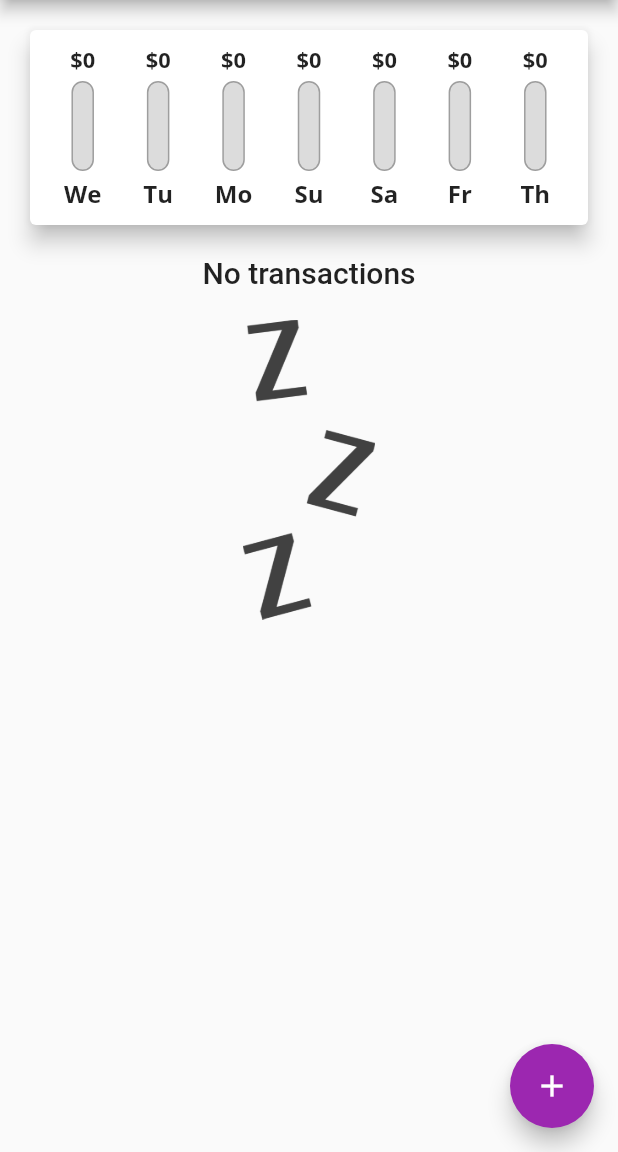
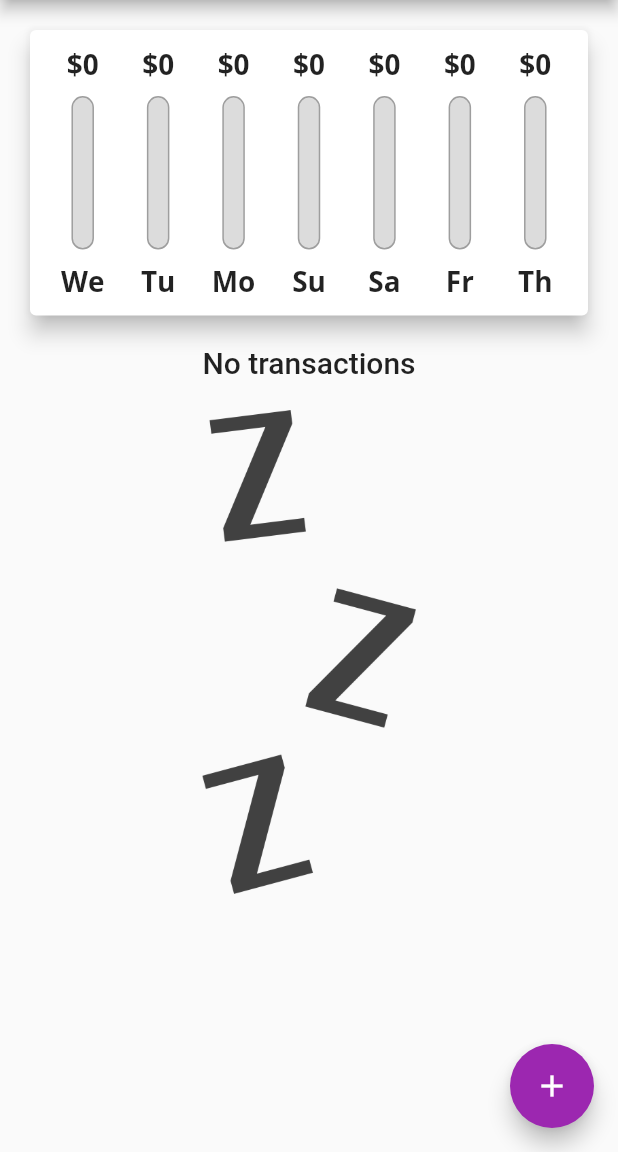
Before and after one commit to sharathbennur/personal_expenses_app, a Flutter app: the screen it shows after launch, on a phone screen of 412 x 824 dp, the part 84-1236 px from its top. Run offline on Flutter 3.47's test engine with Material 2 defaults, Android fonts, the phone set to English and light mode, and no system bars.

Commit message:
added ability to detect device orientation and use different widgets based on what orientation the device is in

```diff
--- a/lib/main.dart
+++ b/lib/main.dart
@@ -1,10 +1,10 @@
 import 'package:flutter/material.dart';
-import 'package:personal_expenses/widgets/chart.dart';
 import 'package:uuid/uuid.dart';
 
 import './models/transaction.dart';
 import './widgets/new_transaction.dart';
 import './widgets/transaction_list.dart';
+import './widgets/chart.dart';
 
 void main() {
   runApp(MyApp());
@@ -67,6 +67,8 @@ class _MyHomePageState extends State<MyHomePage> {
     }).toList();
   }
 
+  bool _showChart = false;
+
   void _addNewTransaction(
       String titleTx, double amountTx, DateTime datePicked) {
     final newTx = Transaction(
@@ -101,8 +103,9 @@ class _MyHomePageState extends State<MyHomePage> {
 
   @override
   Widget build(BuildContext context) {
-    return Scaffold(
-      appBar: AppBar(
+    final isLandscape =
+        MediaQuery.of(context).orientation == Orientation.landscape;
+    final _appBar = AppBar(
       title: const Text(
         'Personal Expenses App',
         style: TextStyle(fontFamily: 'OpenSans'),
@@ -113,14 +116,54 @@ class _MyHomePageState extends State<MyHomePage> {
           onPressed: () => _startAddNewTransaction(context),
         ),
       ],
-      ),
+    );
+    final txListWidget = Container(
+        height: (MediaQuery.of(context).size.height -
+                _appBar.preferredSize.height -
+                MediaQuery.of(context).padding.top) *
+            0.7,
+        child: TransactionList(_userTransactions, _deleteTransaction));
+    return Scaffold(
+      appBar: _appBar,
       body: SingleChildScrollView(
         child: Column(
           // mainAxisAlignment: MainAxisAlignment.start,
           crossAxisAlignment: CrossAxisAlignment.stretch,
           children: <Widget>[
-            Chart(_recentTransactions),
-            TransactionList(_userTransactions, _deleteTransaction),
+            if (isLandscape)
+              Row(
+                mainAxisAlignment: MainAxisAlignment.center,
+                children: [
+                  const Text('Show Chart'),
+                  Switch(
+                    value: _showChart,
+                    onChanged: (val) {
+                      setState(() {
+                        _showChart = val;
+                      });
+                    },
+                  ),
+                ],
+              ),
+            if (!isLandscape)
+              Container(
+                height: (MediaQuery.of(context).size.height -
+                        _appBar.preferredSize.height -
+                        MediaQuery.of(context).padding.top) *
+                    0.3,
+                child: Chart(_recentTransactions),
+              ),
+            if (!isLandscape) txListWidget,
+            if (isLandscape)
+              _showChart
+                  ? Container(
+                      height: (MediaQuery.of(context).size.height -
+                              _appBar.preferredSize.height -
+                              MediaQuery.of(context).padding.top) *
+                          0.7,
+                      child: Chart(_recentTransactions),
+                    )
+                  : txListWidget,
           ],
         ),
       ),
--- a/lib/widgets/chart_bar.dart
+++ b/lib/widgets/chart_bar.dart
@@ -9,19 +9,20 @@ class ChartBar extends StatelessWidget {
 
   @override
   Widget build(BuildContext context) {
+    return LayoutBuilder(builder: (context, constraints) {
       return Column(
         children: <Widget>[
           Container(
-          height: 20,
+            height: constraints.maxHeight * 0.15,
             child: FittedBox(
               child: Text('\$${amountDay.toStringAsFixed(0)}'),
             ),
           ),
-        const SizedBox(
-          height: 4,
+          SizedBox(
+            height: constraints.maxHeight * 0.05,
           ),
           Container(
-          height: 60,
+            height: constraints.maxHeight * 0.6,
             width: 15,
             child: Stack(
               children: <Widget>[
@@ -45,11 +46,14 @@ class ChartBar extends StatelessWidget {
               ],
             ),
           ),
-        const SizedBox(
-          height: 4,
+          SizedBox(
+            height: constraints.maxHeight * 0.05,
           ),
-        Text(label),
+          Container(
+              height: constraints.maxHeight * 0.15,
+              child: FittedBox(child: Text(label))),
         ],
       );
+    });
   }
 }
--- a/lib/widgets/transaction_list.dart
+++ b/lib/widgets/transaction_list.dart
@@ -11,10 +11,9 @@ class TransactionList extends StatelessWidget {
 
   @override
   Widget build(BuildContext context) {
-    return Container(
-      height: 350,
-      child: transactions.isEmpty
-          ? Column(
+    return transactions.isEmpty
+        ? LayoutBuilder(builder: (context, constraints) {
+            return Column(
               children: <Widget>[
                 Text(
                   'No transactions',
@@ -24,14 +23,15 @@ class TransactionList extends StatelessWidget {
                   height: 20,
                 ),
                 Container(
-                  height: 200,
+                  height: constraints.maxHeight * 0.6,
                   child: Image.asset(
                     'assets/images/waiting.png',
                     fit: BoxFit.cover,
                   ),
                 ),
               ],
-            )
+            );
+          })
         : ListView.builder(
             itemBuilder: (context, index) {
               return Card(
@@ -65,7 +65,6 @@ class TransactionList extends StatelessWidget {
               );
             },
             itemCount: transactions.length,
-            ),
           );
   }
 }
```
Also changed, not shown: lib/widgets/chart.dart (+4 -3 lines). Lines whose indentation alone changed are shown as unchanged.
